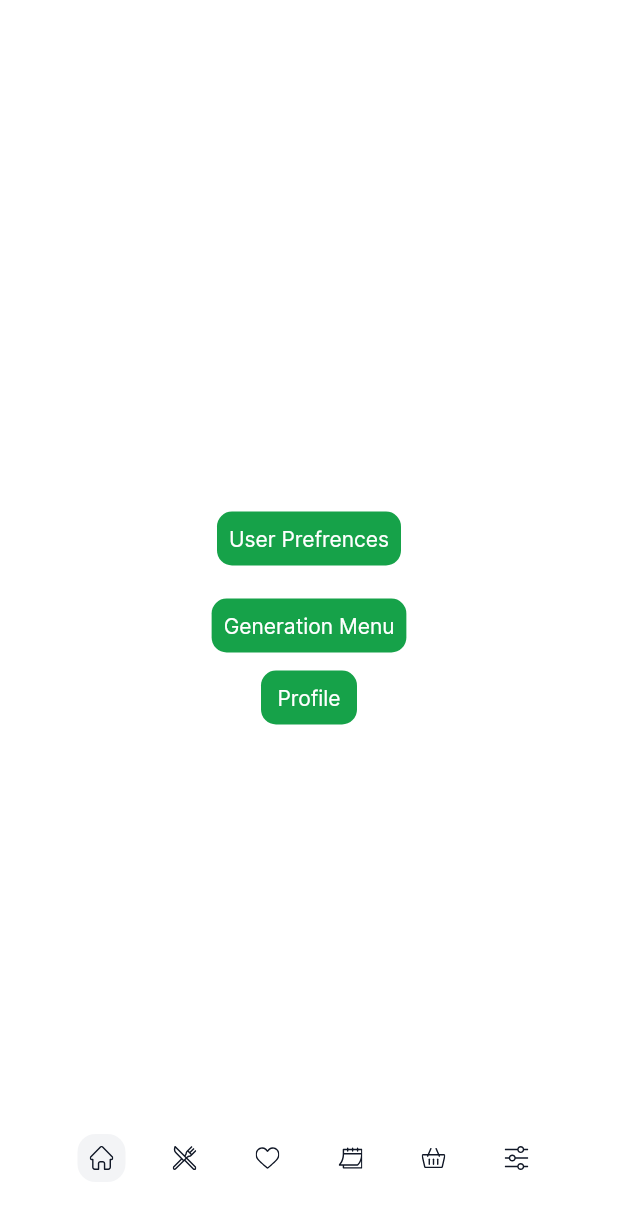
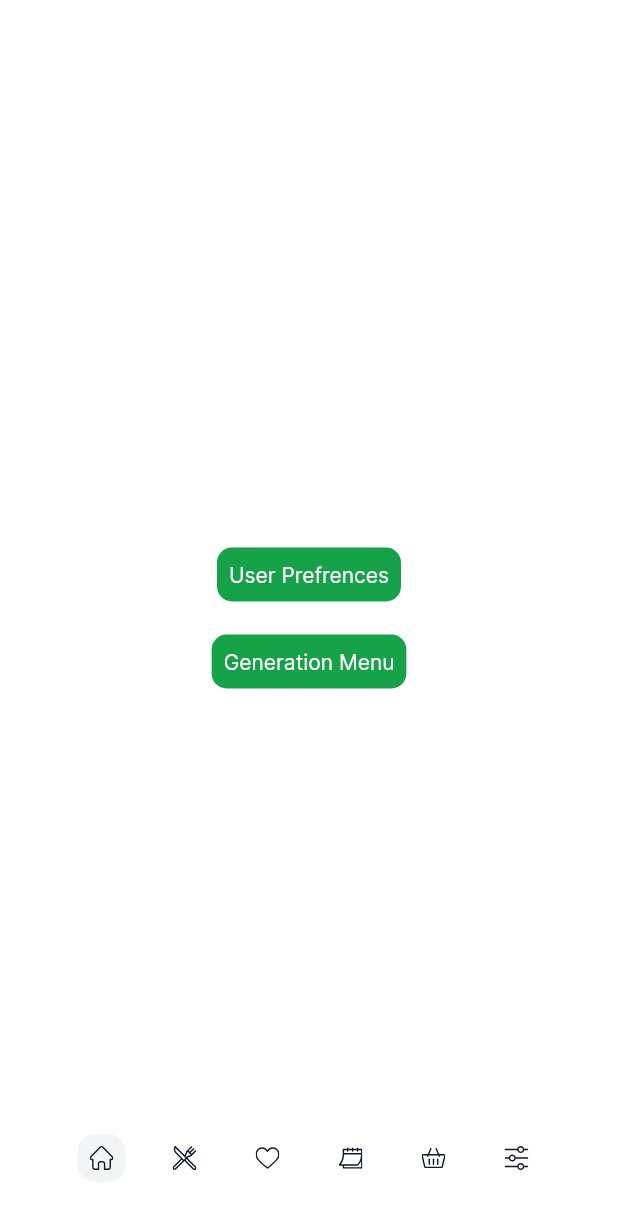
Before and after one commit to Javoh29/iChef, a Flutter app: the screen it shows after launch, swiped to page 5, on a phone screen of 412 x 824 dp. Shown: the top 1209 px of the screen. Run offline on Flutter 3.47's test engine with Material 2 defaults, Android fonts, the phone set to English and light mode, and no system bars; our stand-ins replace dotted_border, flick_video_player, flutter_slidable, flutter_svg, mask_text_input_formatter, modal_bottom_sheet and 3 more.

Commit message:
fixed and completed

```diff
--- a/lib/config/constants/assets.dart
+++ b/lib/config/constants/assets.dart
@@ -127,17 +127,17 @@ class _Icons extends _AssetsHolder {
 
   String get contact => '$basePath/ic_contact.svg';
 
-  String get foodOne => '$basePath/ic_food_one.svg';
+  String get foodOne => '$basePath/ic_food_one.png';
 
-  String get foodTwo => '$basePath/ic_food_two.svg';
+  String get foodTwo => '$basePath/ic_food_two.png';
 
-  String get foodThree => '$basePath/ic_food_three.svg';
+  String get foodThree => '$basePath/ic_food_three.png';
 
-  String get foodFour => '$basePath/ic_food_four.svg';
+  String get foodFour => '$basePath/ic_food_four.png';
 
-  String get foodFive => '$basePath/ic_food_five.svg';
+  String get foodFive => '$basePath/ic_food_five.png';
 
-  String get foodSix => '$basePath/ic_food_six.svg';
+  String get foodSix => '$basePath/ic_food_six.png';
 
 
 }
--- a/lib/presentation/pages/settings/settings_page.dart
+++ b/lib/presentation/pages/settings/settings_page.dart
@@ -31,14 +31,6 @@ class SettingsPage extends StatelessWidget {
             style: AppTextStyles.h5.copyWith(color: AppColors.baseLight.shade100),
           ),
         ),
-        TextButton(
-          onPressed: () => Navigator.pushNamed(context, Routes.profilePage),
-          style: AppDecorations.buttonStyle(),
-          child: Text(
-            'Profile',
-            style: AppTextStyles.h5.copyWith(color: AppColors.baseLight.shade100),
-          ),
-        ),
       ],
     );
   }
```
Also changed, not shown: lib/presentation/components/recipe_item.dart (+16 -2 lines), lib/presentation/pages/home/profile_page.dart (+9 -11 lines), lib/presentation/pages/home/recipes_tab_page.dart (+1 -9 lines), lib/presentation/widgets/border_gradient_widget.dart (+6 -6 lines), assets/icons/ic_food_five.png (added), assets/icons/ic_food_four.png (added), assets/icons/ic_food_one.png (added), assets/icons/ic_food_one.svg, assets/icons/ic_food_six.png (added), assets/icons/ic_food_three.png (added), assets/icons/ic_food_two.png (added).
